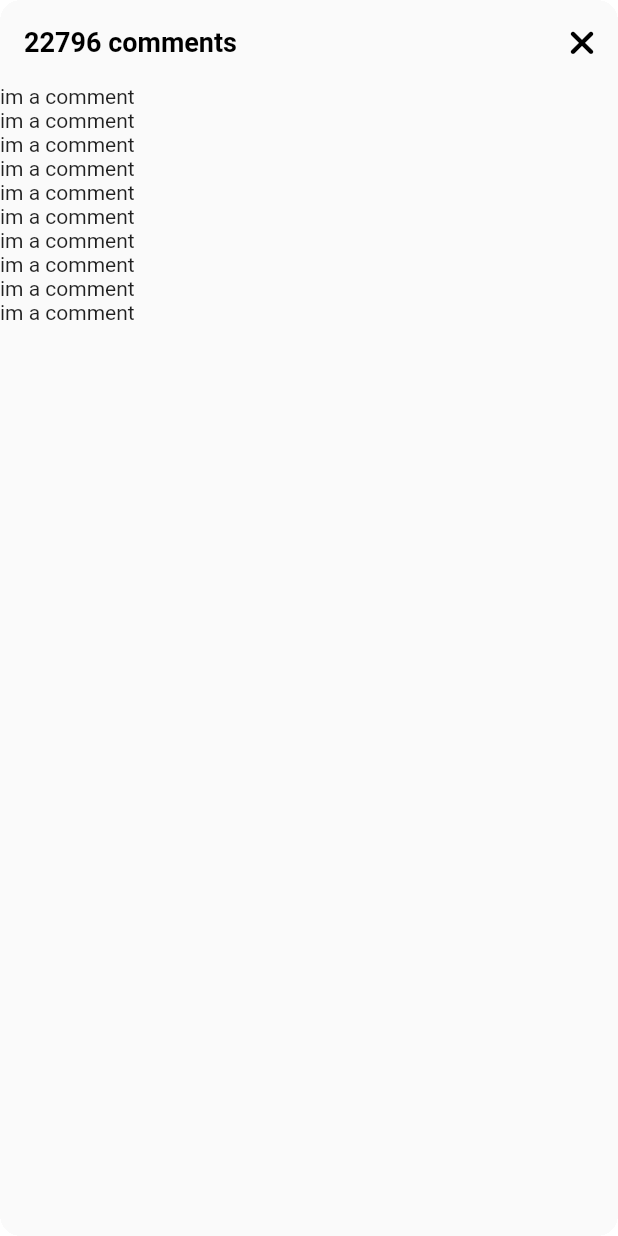
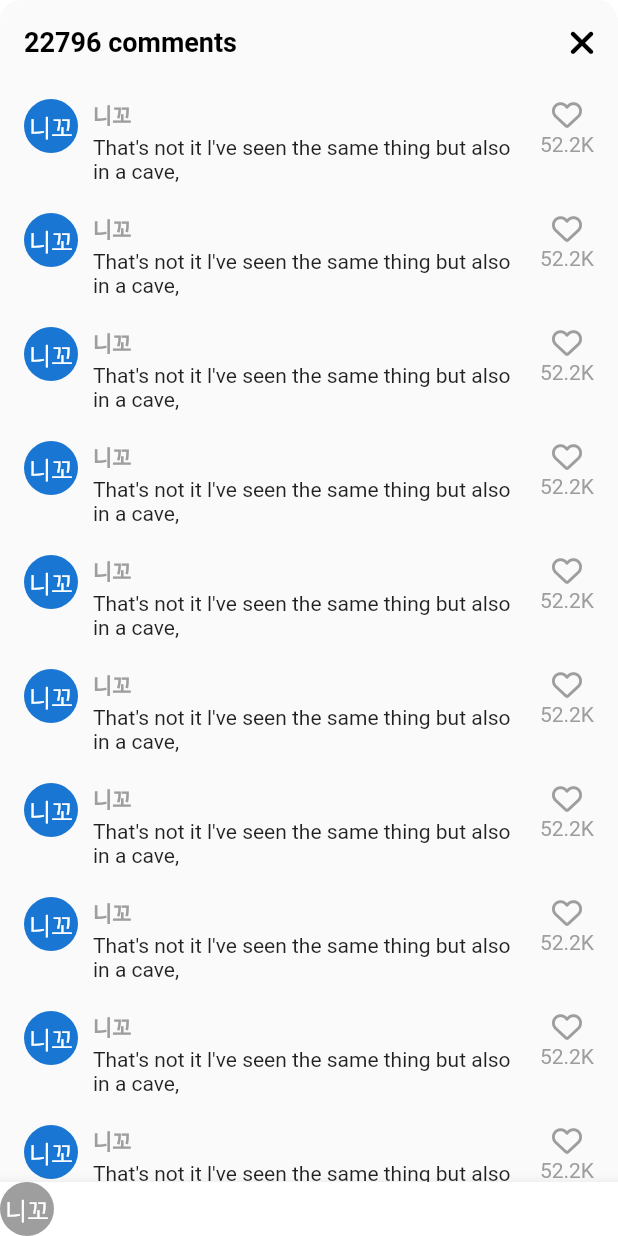
Before and after one commit to Akogen/tiktok_clone, a Flutter app: the VideoComments screen opened directly, on a phone screen of 412 x 824 dp. Run offline on Flutter 3.47's test engine with Material 2 defaults, Android fonts, the phone set to English and light mode, and no system bars; our stand-ins replace font_awesome_flutter, video_player, visibility_detector; network calls fail.

Commit message:
8.1 Comments

```diff
--- a/lib/features/videos/widgets/video_comments.dart
+++ b/lib/features/videos/widgets/video_comments.dart
@@ -1,5 +1,6 @@
 import 'package:flutter/material.dart';
 import 'package:font_awesome_flutter/font_awesome_flutter.dart';
+import 'package:tiktok_clone/constants/gaps.dart';
 import 'package:tiktok_clone/constants/sizes.dart';
 
 class VideoComments extends StatefulWidget {
@@ -34,10 +35,70 @@ class _VideoCommentsState extends State<VideoComments> {
             ),
           ],
         ),
-        body: ListView.builder(
+        body: ListView.separated(
+          padding: const EdgeInsets.symmetric(
+            vertical: Sizes.size10,
+            horizontal: Sizes.size16,
+          ),
+          separatorBuilder: (context, index) => Gaps.v20,
           itemCount: 10,
-          itemBuilder: (context, index) => Container(
-            child: const Text('im a comment'),
+          itemBuilder: (context, index) => Row(
+            crossAxisAlignment: CrossAxisAlignment.start,
+            children: [
+              const CircleAvatar(
+                radius: 18,
+                child: Text("니꼬"),
+              ),
+              Gaps.h10,
+              Expanded(
+                child: Column(
+                  crossAxisAlignment: CrossAxisAlignment.start,
+                  children: [
+                    Text(
+                      '니꼬',
+                      style: TextStyle(
+                        fontWeight: FontWeight.bold,
+                        fontSize: Sizes.size14,
+                        color: Colors.grey.shade500,
+                      ),
+                    ),
+                    Gaps.v3,
+                    const Text(
+                        "That's not it l've seen the same thing but also in a cave,")
+                  ],
+                ),
+              ),
+              Gaps.h10,
+              Column(
+                children: [
+                  FaIcon(
+                    FontAwesomeIcons.heart,
+                    size: Sizes.size20,
+                    color: Colors.grey.shade500,
+                  ),
+                  Gaps.v2,
+                  Text(
+                    '52.2K',
+                    style: TextStyle(
+                      color: Colors.grey.shade500,
+                    ),
+                  ),
+                ],
+              ),
+            ],
+          ),
+        ),
+        bottomNavigationBar: BottomAppBar(
+          color: Colors.white,
+          child: Row(
+            children: [
+              CircleAvatar(
+                radius: 18,
+                backgroundColor: Colors.grey.shade500,
+                foregroundColor: Colors.white,
+                child: const Text("니꼬"),
+              ),
+            ],
           ),
         ),
       ),
```
